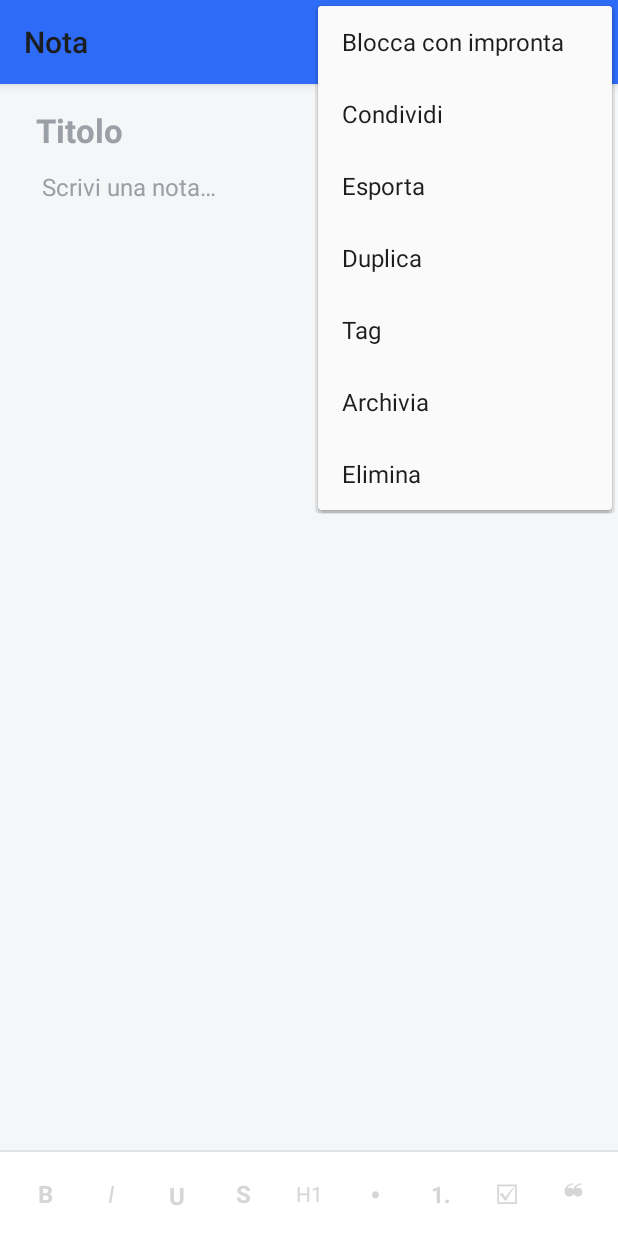
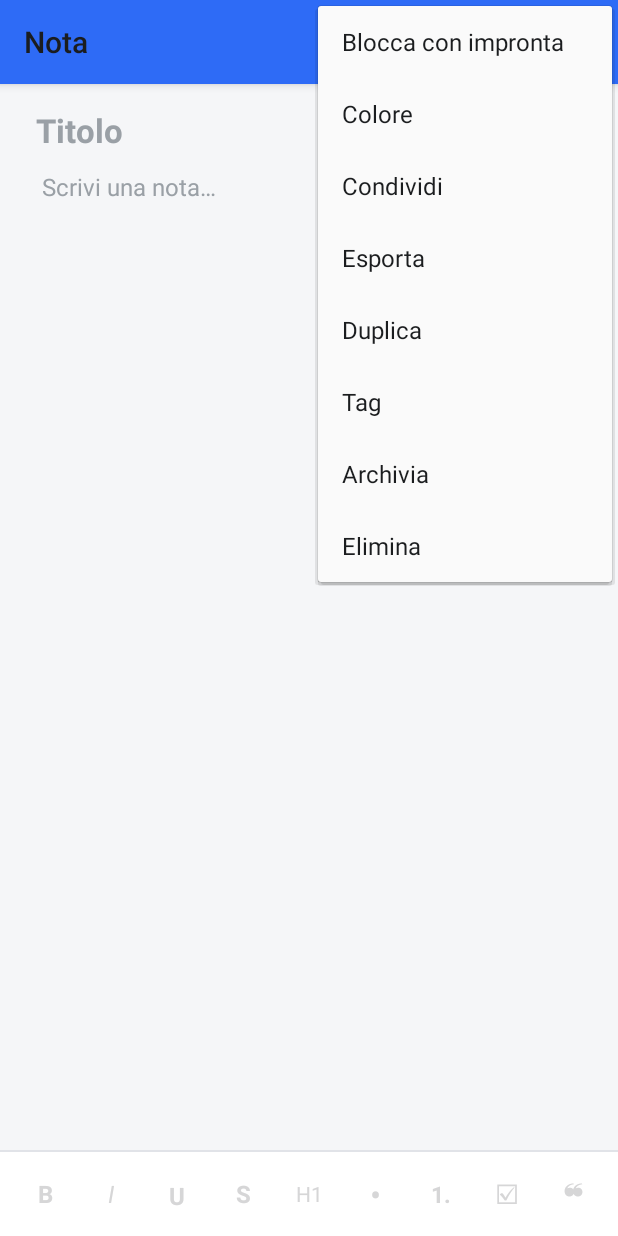
Before and after one commit to riccardomastrorilli15-cpu/OneNotes, an Android app: the EditorFragment screen opened directly, with no data from a screen before it, with the options menu open, on a phone screen of 412 x 824 dp. Run offline under Robolectric (Android 15) with nearby library versions, the phone set to English and light mode, and no system bars; our stand-ins replace androidx.preference; libraries missing offline, so code that uses them is left out: dev.oneuiproject.oneui; plain views replace ToolbarLayout; pictures from the network do not load; 5 statements that could not run were skipped.

Commit message:
Editor: colore nota dal menu, permesso notifiche per i promemoria, salvataggio al cambio di riquadro
Co-authored-by: arena-agent <297053741+arena-agent@users.noreply.github.com>

```diff
--- a/app/src/main/AndroidManifest.xml
+++ b/app/src/main/AndroidManifest.xml
@@ -145,6 +145,7 @@
 
         <service
             android:name=".ui.widget.NotesWidgetService"
+            android:exported="true"
             android:permission="android.permission.BIND_REMOTEVIEWS" />
 
         <!-- ========================== Reminders ========================== -->
--- a/app/src/main/res/menu/menu_editor.xml
+++ b/app/src/main/res/menu/menu_editor.xml
@@ -19,6 +19,11 @@
         android:icon="@drawable/ic_lock"
         android:title="@string/action_lock"
         app:showAsAction="ifRoom" />
+
+    <item
+        android:id="@+id/action_color"
+        android:title="@string/action_color"
+        app:showAsAction="never" />
 
     <item
         android:id="@+id/action_share"
```
Also changed, not shown: app/src/main/java/com/onenotes/app/ui/editor/EditorFragment.kt (+40 -4 lines).
